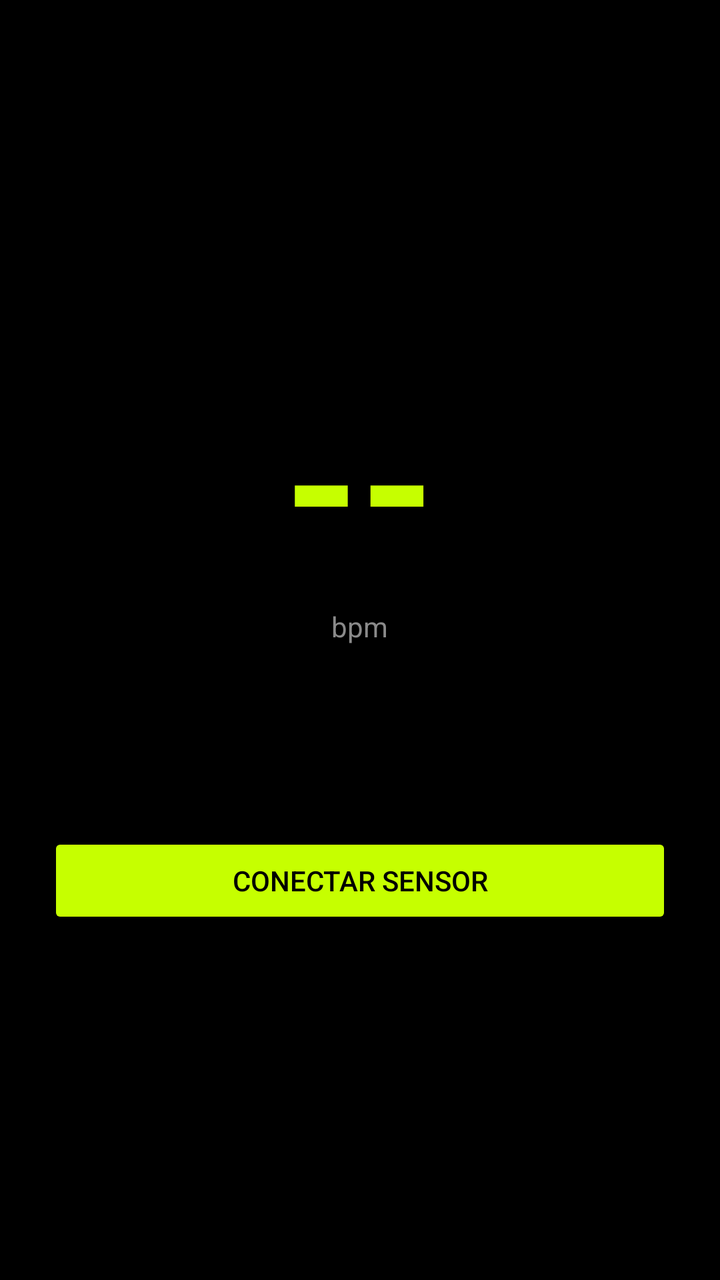
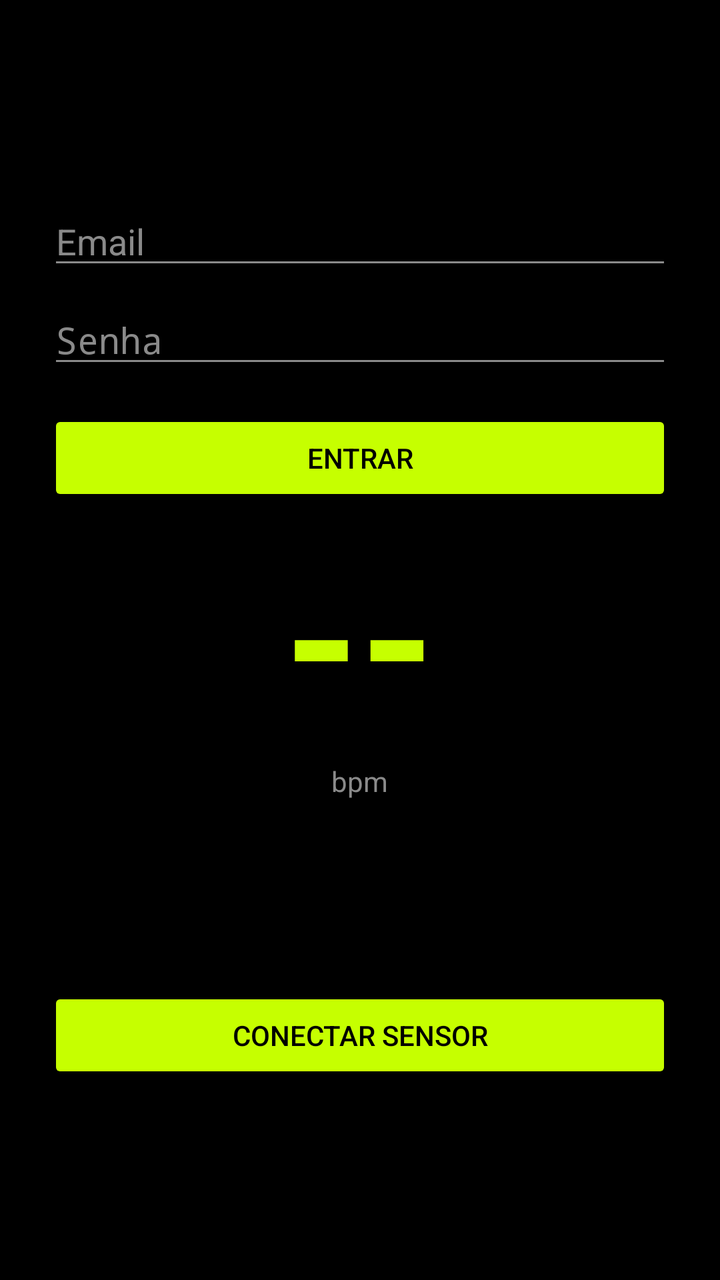

Two renders of the same Android screen: before a commit and after it. Below are the layout's source before the change and the commit's diff.
<!-- AndroidManifest.xml: application theme android:Theme.Material.NoActionBar -->
<!-- res/layout/activity_main.xml -->
<?xml version="1.0" encoding="utf-8"?>
<LinearLayout xmlns:android="http://schemas.android.com/apk/res/android"
    android:layout_width="match_parent"
    android:layout_height="match_parent"
    android:orientation="vertical"
    android:gravity="center"
    android:background="@color/tumtum_black"
    android:padding="24dp">

    <TextView
        android:id="@+id/bpm"
        android:layout_width="wrap_content"
        android:layout_height="wrap_content"
        android:text="--"
        android:textSize="96sp"
        android:textStyle="bold"
        android:textColor="@color/tumtum_lime" />

    <TextView
        android:layout_width="wrap_content"
        android:layout_height="wrap_content"
        android:text="bpm"
        android:textSize="14sp"
        android:textColor="@color/tumtum_muted" />

    <TextView
        android:id="@+id/status"
        android:layout_width="match_parent"
        android:layout_height="wrap_content"
        android:layout_marginTop="32dp"
        android:gravity="center"
        android:textSize="16sp"
        android:textColor="@color/tumtum_white" />

    <Button
        android:id="@+id/action"
        android:layout_width="match_parent"
        android:layout_height="wrap_content"
        android:layout_marginTop="40dp"
        android:text="@string/connect"
        android:textColor="@color/tumtum_black"
        android:backgroundTint="@color/tumtum_lime" />
</LinearLayout>
<!-- resources referenced by this layout -->
<resources>
  <color name="tumtum_black">#FF000000</color>
  <color name="tumtum_lime">#FFC6FF00</color>
  <color name="tumtum_muted">#FF8A8A8A</color>
  <color name="tumtum_white">#FFFFFFFF</color>
  <string name="connect">Conectar sensor</string>
</resources>

<!-- the commit's change to res/layout/activity_main.xml (unified diff, before → after) -->
@@ -6,6 +6,36 @@
     android:gravity="center"
     android:background="@color/tumtum_black"
     android:padding="24dp">
+
+    <EditText
+        android:id="@+id/email"
+        android:layout_width="match_parent"
+        android:layout_height="wrap_content"
+        android:hint="@string/email"
+        android:inputType="textEmailAddress"
+        android:textColor="@color/tumtum_white"
+        android:textColorHint="@color/tumtum_muted"
+        android:backgroundTint="@color/tumtum_muted" />
+
+    <EditText
+        android:id="@+id/password"
+        android:layout_width="match_parent"
+        android:layout_height="wrap_content"
+        android:layout_marginTop="8dp"
+        android:hint="@string/password"
+        android:inputType="textPassword"
+        android:textColor="@color/tumtum_white"
+        android:textColorHint="@color/tumtum_muted"
+        android:backgroundTint="@color/tumtum_muted" />
+
+    <Button
+        android:id="@+id/login"
+        android:layout_width="match_parent"
+        android:layout_height="wrap_content"
+        android:layout_marginTop="16dp"
+        android:text="@string/sign_in"
+        android:textColor="@color/tumtum_black"
+        android:backgroundTint="@color/tumtum_lime" />
 
     <TextView
         android:id="@+id/bpm"
<!-- resource entries referenced after the edit -->
@@ -5,5 +5,8 @@
   <color name="tumtum_muted">#FF8A8A8A</color>
   <color name="tumtum_white">#FFFFFFFF</color>
   <string name="connect">Conectar sensor</string>
+  <string name="email">Email</string>
+  <string name="password">Senha</string>
+  <string name="sign_in">Entrar</string>
 </resources>
 
